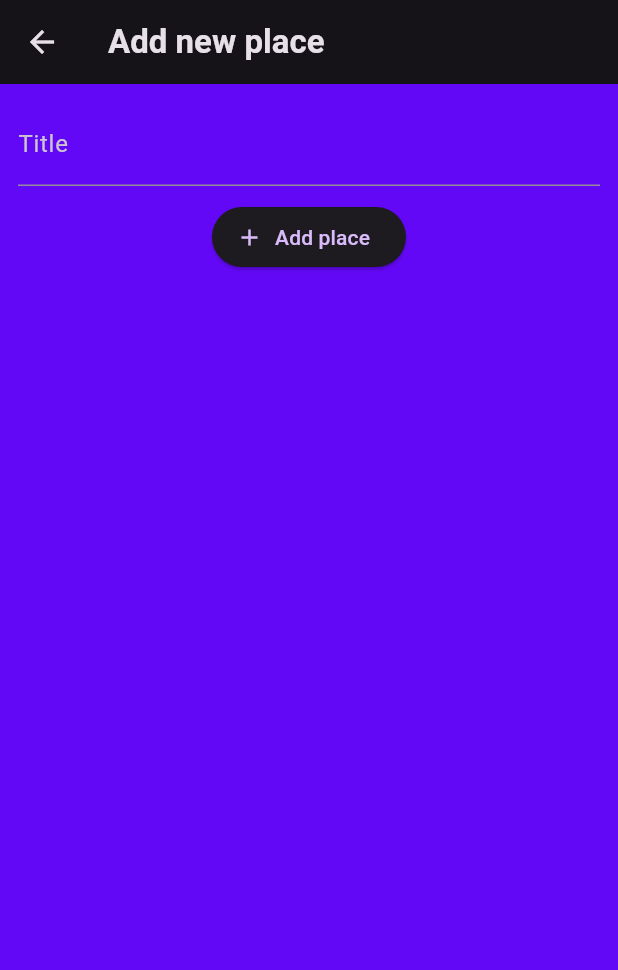
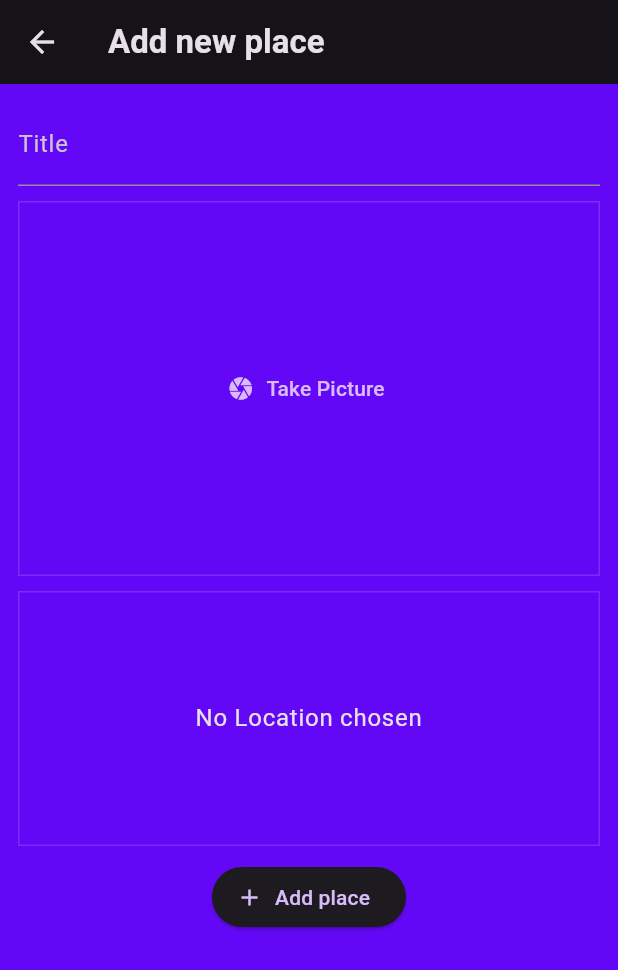
Before and after one commit to TLIBA-Ahmed/App-Places, a Flutter app: the screen it shows after launch, after a tap on the "add" icon, on a phone screen of 412 x 824 dp. Shown: the top 970 px of the screen. Run offline on Flutter 3.47's test engine with Material 3 defaults, Android fonts, the phone set to English and light mode, and no system bars; our stand-ins replace flutter_riverpod, google_fonts, image_picker.

Commit message:
modified:   ios/Runner/Info.plist 	modified:   lib/models/place.dart 	modified:   lib/providers/user_places.dart 	modified:   lib/screens/add_place.dart 	modified:   lib/screens/places.dart 	modified:   lib/screens/places_detail.dart 	new file:   lib/widgets/image_input.dart 	new file:   lib/widgets/location_input.dart 	modified:   lib/widgets/places_list.dart 	modified:   linux/flutter/generated_plugin_registrant.cc 	modified:   linux/flutter/generated_plugins.cmake 	modified:   macos/Flutter/GeneratedPluginRegistrant.swift 	modified:   pubspec.lock 	modified:   pubspec.yaml 	modified:   windows/flutter/generated_plugin_registrant.cc 	modified:   windows/flutter/generated_plugins.cmake

```diff
--- a/lib/models/place.dart
+++ b/lib/models/place.dart
@@ -1,3 +1,4 @@
+import 'dart:io';
 import 'package:uuid/uuid.dart';
 
 const uuid = Uuid();
@@ -5,6 +6,7 @@ const uuid = Uuid();
 class Place {
   final String id;
   final String title;
+  final File image;
 
-  Place({required this.title}): id = uuid.v4();
+  Place({required this.image, required this.title}) : id = uuid.v4();
 }
--- a/lib/providers/user_places.dart
+++ b/lib/providers/user_places.dart
@@ -1,11 +1,13 @@
+import 'dart:io';
+
 import 'package:flutter_riverpod/flutter_riverpod.dart';
 import '../models/place.dart';
 
 class UserPlacesNotifier extends StateNotifier<List<Place>> {
   UserPlacesNotifier() : super(const []);
 
-  void addPlace(String title) {
-    final newPlace = Place(title: title);
+  void addPlace(String title, File image) {
+    final newPlace = Place(title: title, image:image );
     state = [newPlace, ...state];
   }
 }
--- a/lib/screens/add_place.dart
+++ b/lib/screens/add_place.dart
@@ -1,5 +1,9 @@
+import 'dart:io';
+
 import 'package:flutter/material.dart';
 import 'package:flutter_application_6/providers/user_places.dart';
+import 'package:flutter_application_6/widgets/image_input.dart';
+import 'package:flutter_application_6/widgets/location_input.dart';
 import 'package:flutter_riverpod/flutter_riverpod.dart';
 
 class AddPlaceScreen extends ConsumerStatefulWidget {
@@ -11,13 +15,14 @@ class AddPlaceScreen extends ConsumerStatefulWidget {
 
 class _AddPlaceScreenState extends ConsumerState<AddPlaceScreen> {
   final _titleController = TextEditingController();
+  File? _selectedImage;
 
   _savePlace() {
     final enterTitle = _titleController.text;
-    if (enterTitle.isEmpty) {
+    if (enterTitle.isEmpty || _selectedImage == null) {
       return;
     }
-    ref.read(userPlacesProvider.notifier).addPlace(enterTitle);
+    ref.read(userPlacesProvider.notifier).addPlace(enterTitle, _selectedImage!);
     Navigator.pop(context);
   }
 
@@ -41,6 +46,12 @@ class _AddPlaceScreenState extends ConsumerState<AddPlaceScreen> {
                 style: TextStyle(
                     color: Theme.of(context).colorScheme.onBackground)),
             const SizedBox(height: 10),
+            // Image input
+            ImageInput(onSelectImage: (File image) => _selectedImage = image),
+            const SizedBox(height: 10),
+            //Location input
+            const LocationInput(),
+            const SizedBox(height: 10),
             ElevatedButton.icon(
                 onPressed: _savePlace,
                 icon: const Icon(Icons.add),
--- a/lib/screens/places.dart
+++ b/lib/screens/places.dart
@@ -24,8 +24,11 @@ class PlacesScreen extends ConsumerWidget {
               icon: const Icon(Icons.add))
         ],
       ),
-      body:  PlacesList(
-        places: userPlace
+      body:  Padding(
+        padding: const EdgeInsets.all(8.0),
+        child: PlacesList(
+          places: userPlace
+        ),
       ),
     );
   }
--- /dev/null
+++ b/lib/widgets/image_input.dart
@@ -0,0 +1,60 @@
+import 'dart:io';
+
+import 'package:flutter/material.dart';
+import 'package:image_picker/image_picker.dart';
+
+class ImageInput extends StatefulWidget {
+  const ImageInput({super.key, required this.onSelectImage});
+
+  final void Function(File image) onSelectImage;
+
+  @override
+  State<ImageInput> createState() => _ImageInputState();
+}
+
+class _ImageInputState extends State<ImageInput> {
+  File? _selectedImage;
+
+  _takePicture() async {
+    final imagePicker = ImagePicker();
+    final XFile? pickedImage =
+        await imagePicker.pickImage(source: ImageSource.camera, maxWidth: 600);
+
+    if (pickedImage == null) {
+      return;
+    }
+
+    setState(() {
+      _selectedImage = File(pickedImage.path);
+    });
+    widget.onSelectImage(_selectedImage!);
+  }
+
+  @override
+  Widget build(BuildContext context) {
+    Widget content = TextButton.icon(
+        onPressed: _takePicture,
+        icon: const Icon(Icons.camera),
+        label: const Text("Take Picture"));
+    if (_selectedImage != null) {
+      content = GestureDetector(
+        onTap: _takePicture,
+        child: Image.file(
+          _selectedImage!,
+          fit: BoxFit.cover,
+          height: double.infinity,
+        ),
+      );
+    }
+
+    return Container(
+        height: 250,
+        width: double.infinity,
+        decoration: BoxDecoration(
+            border: Border.all(
+
+                color: Theme.of(context).colorScheme.primary.withOpacity(0.2))),
+        alignment: Alignment.center,
+        child: content);
+  }
+}
--- /dev/null
+++ b/lib/widgets/location_input.dart
@@ -0,0 +1,35 @@
+import 'package:flutter/material.dart';
+
+class LocationInput extends StatefulWidget {
+  const LocationInput({super.key});
+
+  @override
+  State<LocationInput> createState() => _LocationInputState();
+}
+
+class _LocationInputState extends State<LocationInput> {
+  @override
+  Widget build(BuildContext context) {
+    return Column(
+      children: [
+        Container(
+          height: 170,
+          width: double.infinity,
+          alignment: Alignment.center,
+          decoration: BoxDecoration(
+              border: Border.all(
+                  color:
+                      Theme.of(context).colorScheme.primary.withOpacity(0.2))),
+          child: Text(
+            "No Location chosen",
+            textAlign: TextAlign.center,
+            style: Theme.of(context)
+                .textTheme
+                .bodyLarge!
+                .copyWith(color: Theme.of(context).colorScheme.onBackground),
+          ),
+        ),
+      ],
+    );
+  }
+}
--- a/lib/widgets/places_list.dart
+++ b/lib/widgets/places_list.dart
@@ -15,6 +15,8 @@ class PlacesList extends StatelessWidget {
     return ListView.builder(
         itemCount: places.length,
         itemBuilder: (ctx, index) => ListTile(
+              leading: CircleAvatar(
+                  radius: 20, backgroundImage: FileImage(places[index].image)),
               title: Text(
                 places[index].title,
                 style: Theme.of(context).textTheme.titleMedium!.copyWith(
--- a/pubspec.yaml
+++ b/pubspec.yaml
@@ -38,6 +38,8 @@ dependencies:
   google_fonts: ^6.1.0
   uuid: ^4.3.3
   flutter_riverpod: ^2.4.10
+  image_picker: ^1.0.7
+  location: ^5.0.3
 
 dev_dependencies:
   flutter_test:
```
Also changed, not shown: lib/screens/places_detail.dart (+7 -5 lines), pubspec.lock, 6 other files.
